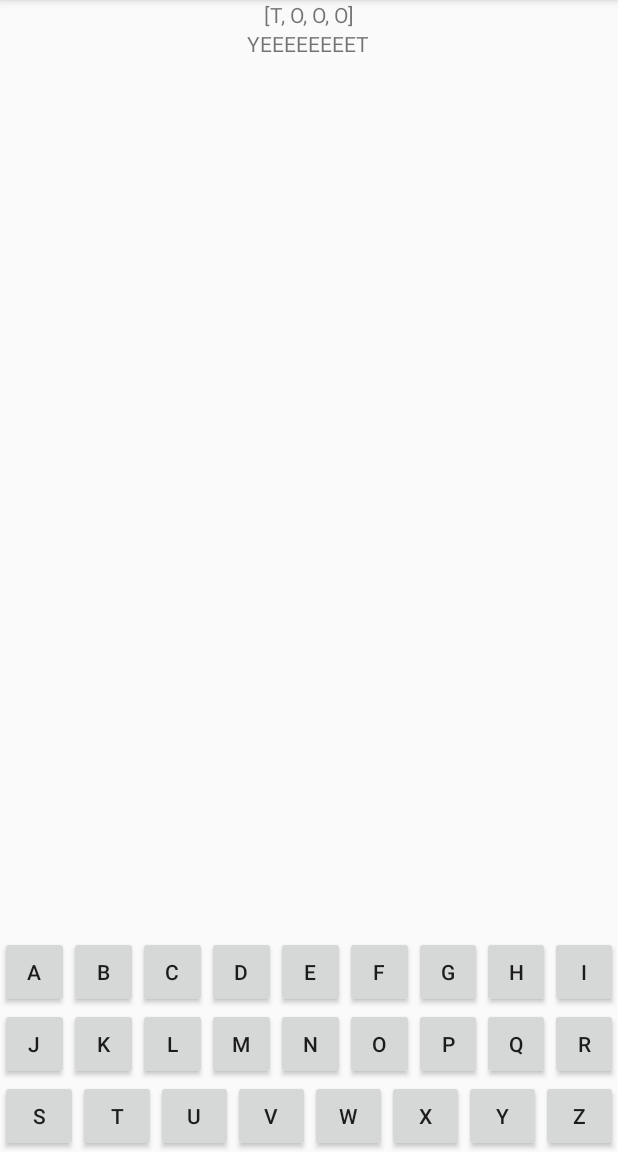
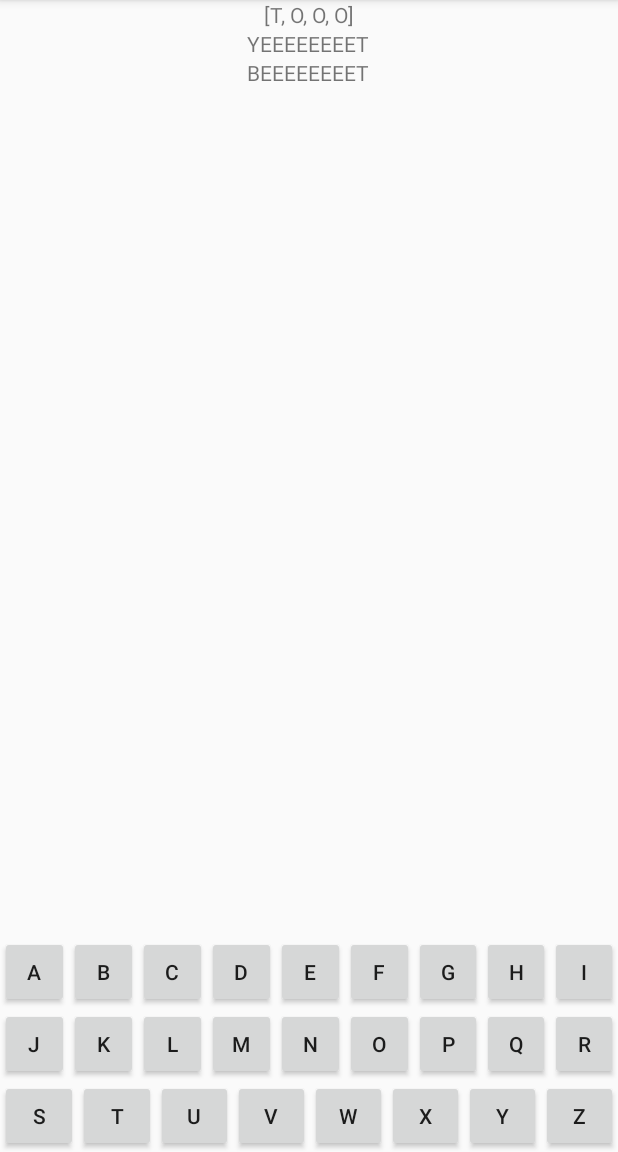
Before and after one commit to KittimasakBunrat/Hangman, an Android app: the MainActivity screen opened directly, with no data from a screen before it, on a phone screen of 412 x 824 dp, the part 84-1236 px from its top. Run offline under Robolectric (Android 15) with nearby library versions, the phone set to English and light mode, and no system bars.

Commit message:
- gameLogic done

```diff
--- a/app/src/main/java/com/example/kittimasak/hangman/MainActivity.java
+++ b/app/src/main/java/com/example/kittimasak/hangman/MainActivity.java
@@ -23,11 +23,14 @@ public class MainActivity extends AppCompatActivity implements View.OnClickListe
     Button en;
     TextView tekst;
     TextView tekst1;
+    TextView tekst2;
     int aob = 26;
     ArrayList<String> ordliste;
     ArrayList<Character> ordArray;
     ArrayList<Character> temp;
     String ord;
+    final int maxforsok = 6;
+    int antallforsok;
 
     @Override
     protected void onCreate(Bundle savedInstanceState) {
@@ -41,11 +44,18 @@ public class MainActivity extends AppCompatActivity implements View.OnClickListe
         temp = new ArrayList<Character>();
         int random = new Random().nextInt(ordliste.size());
         ord = ordliste.get(random);
+        antallforsok = 0;
 
         setArray(ordArray, ord);
 
+        for (int i=0; i<ordArray.size(); i++) {
+            Character t = null;
+            temp.add(t);
+        }
+
         tekst = (TextView) findViewById(R.id.tekst);
         tekst1 = (TextView) findViewById(R.id.tekst1);
+        tekst2 = (TextView) findViewById(R.id.tekst2);
         tekst.setText(Arrays.toString(ordArray.toArray()));
 
 
@@ -71,12 +81,12 @@ public class MainActivity extends AppCompatActivity implements View.OnClickListe
         for (int i=0; i<ord.size(); i++) {
             if(c.equals(ord.get(i))) {
                 b.setBackgroundColor(Color.GREEN);
-                temp.add(c);
+                temp.set(i,c);
             }
         }
         tekst1.setText(Arrays.toString(temp.toArray()));
+        tekst2.setText(String.valueOf(antallforsok));
         b.setEnabled(false);
-
     }
 
 
@@ -85,7 +95,6 @@ public class MainActivity extends AppCompatActivity implements View.OnClickListe
     public void onClick(View view) {
 
         Button b = (Button) view;
-        //b.setAlpha(.2f);
         String stringTemp = (String) b.getText();
         gameLogic(ordArray, temp,Character.valueOf(stringTemp.charAt(0)), b);
 
--- a/app/src/main/res/layout/activity_main.xml
+++ b/app/src/main/res/layout/activity_main.xml
@@ -17,6 +17,12 @@
         android:layout_width="wrap_content"
         android:layout_height="wrap_content"
         android:text="YEEEEEEEET"/>
+
+    <TextView
+        android:id="@+id/tekst2"
+        android:layout_width="wrap_content"
+        android:layout_height="wrap_content"
+        android:text="BEEEEEEEET"/>
 
    <LinearLayout
        android:layout_width="match_parent"
```
